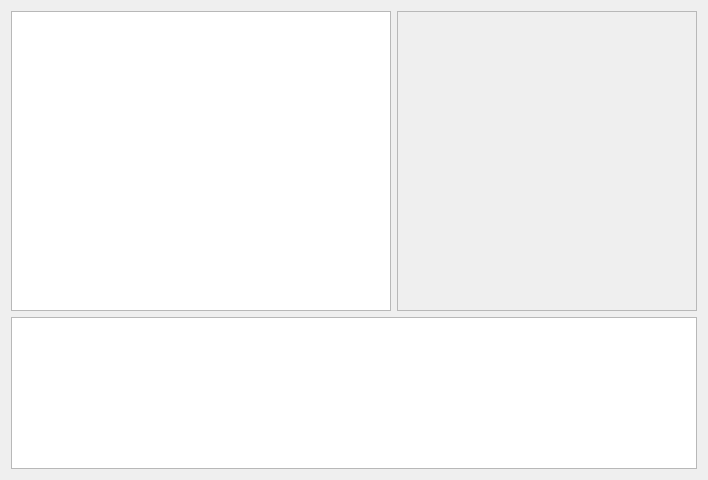
The window that mac/examples/GasInfo/terminalwidget.ui (Quenii/ADCEVM) describes before a commit, drawn with Qt 5.
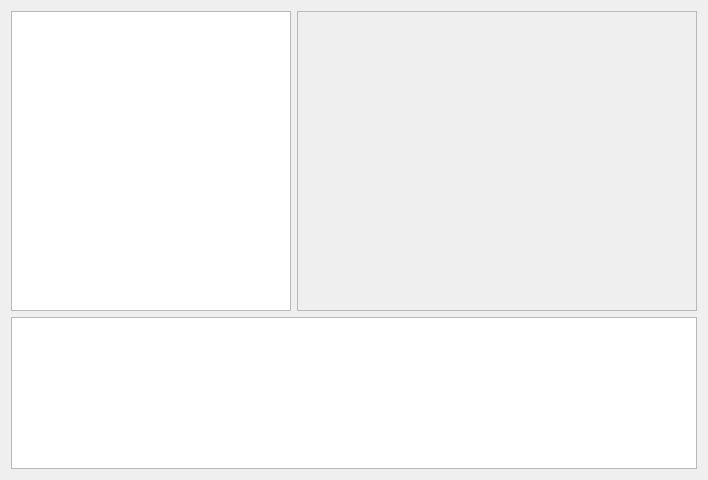
The same window after the commit. Custom widgets are drawn as their Qt base class.

Diff of the .ui file:
```diff
--- a/mac/examples/GasInfo/terminalwidget.ui
+++ b/mac/examples/GasInfo/terminalwidget.ui
@@ -52,13 +52,13 @@
     <widget class="QFrame" name="frame">
      <property name="minimumSize">
       <size>
-       <width>300</width>
+       <width>400</width>
        <height>300</height>
       </size>
      </property>
      <property name="maximumSize">
       <size>
-       <width>300</width>
+       <width>400</width>
        <height>300</height>
       </size>
      </property>
```
Left out of the diff: 2 changed lines with no effect on the pictures.
